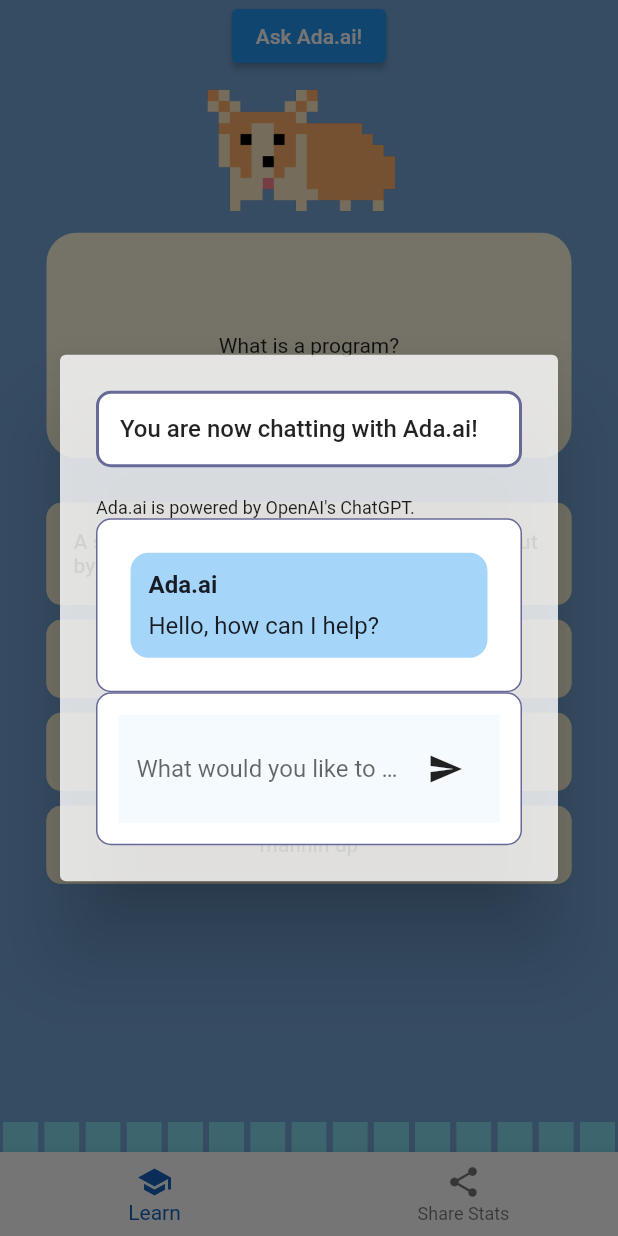
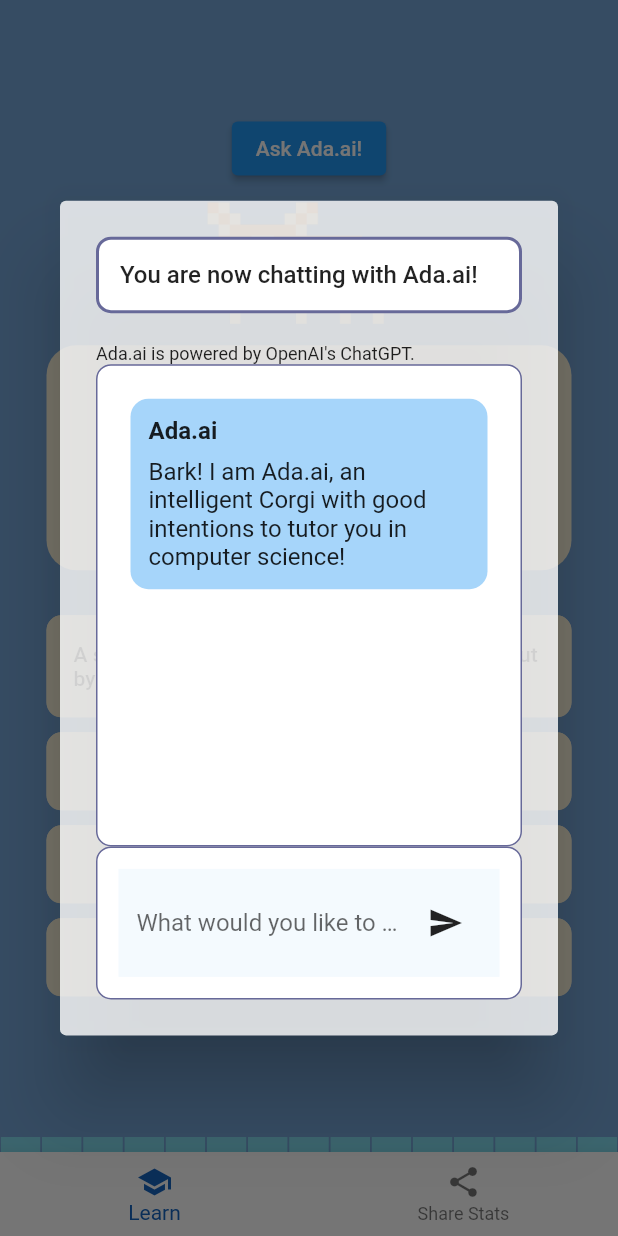
Before and after one commit to jma02/ada.ai, a Flutter app: the screen it shows after launch, after a tap on "Ask Ada.ai!", on a phone screen of 412 x 824 dp. Run offline on Flutter 3.47's test engine with Material 2 defaults, Android fonts, the phone set to English and light mode, and no system bars; drawn by our look-alikes of animated_background, step_progress_indicator; our stand-ins replace envied; missing offline and left inert: dart_openai.

Commit message:
feat: adaGPT v.1

```diff
--- a/lib/main.dart
+++ b/lib/main.dart
@@ -101,6 +101,7 @@
         child: Center(
             child: _selectedIndex == 0
                 ? Column(children: <Widget>[
+                    const SizedBox(height: 75),
                     LearnPage(
                       exp: _exp,
                     ),
--- a/lib/widgets/message_composer.dart
+++ b/lib/widgets/message_composer.dart
@@ -26,7 +26,7 @@
                       controller: _messageController,
                       onSubmitted: onSubmitted,
                       decoration: const InputDecoration(
-                        hintText: 'What would you like to ask',
+                        hintText: 'What would you like to ask Ada.ai?',
                         border: InputBorder.none,
                       ),
                     )
--- a/lib/widgets/prompt.dart
+++ b/lib/widgets/prompt.dart
@@ -16,7 +16,9 @@
   final TextEditingController _controller = TextEditingController();
   GPTApi gptApi = GPTApi();
   final _messages = <ChatMessage>[
-    ChatMessage('Hello, how can I help?', false),
+    ChatMessage(
+        'Bark! I am Ada.ai, an intelligent Corgi with good intentions to tutor you in computer science!',
+        false),
   ];
   var _awaitingResponse = false;
 
@@ -68,6 +70,7 @@
           ),
           Flexible(
             child: Container(
+              height: 900,
               padding: const EdgeInsets.all(14.0),
               decoration: BoxDecoration(
                 borderRadius: BorderRadius.circular(10),
@@ -77,6 +80,7 @@
                 ),
                 color: Color.fromARGB(255, 255, 255, 255),
               ),
+              child: Scrollbar(
                 child: SingleChildScrollView(
                   scrollDirection: Axis.vertical,
                   child: Column(
@@ -89,6 +93,7 @@
                         ),
                       ),
                     ],
+                  ),
                 ),
               ),
             ),
--- a/lib/widgets/xpbar.dart
+++ b/lib/widgets/xpbar.dart
@@ -15,11 +15,12 @@
       mainAxisAlignment: MainAxisAlignment.end,
       children: <Widget>[
         StepProgressIndicator(
+          padding: .5,
           totalSteps: 15,
           currentStep: exp,
           selectedColor: const Color.fromARGB(255, 37, 237, 121),
           unselectedColor: const Color.fromARGB(255, 130, 221, 239),
-          size: 20,
+          size: 10,
         ),
       ],
     );
```
Lines whose indentation alone changed are shown as unchanged.
